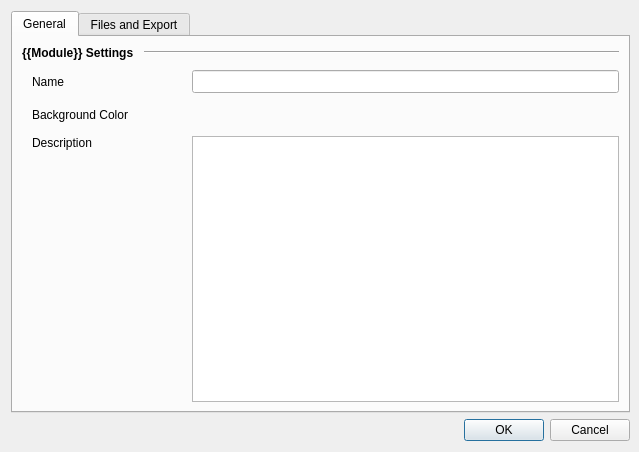
Before: the Qt Designer form src/Gui/ModelEditors/dialogModelModuleEditor.ui in Atlantic18/skipper-translation, drawn with Qt 5.
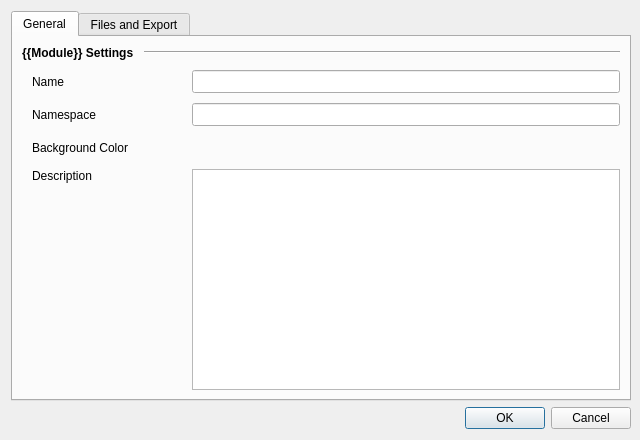
After: the same form once the commit is applied. Icons and pictures are not drawn. Custom widgets are drawn as their Qt base class.

What changed in the file:
```diff
--- a/src/Gui/ModelEditors/dialogModelModuleEditor.ui
+++ b/src/Gui/ModelEditors/dialogModelModuleEditor.ui
@@ -6,8 +6,8 @@
    <rect>
     <x>0</x>
     <y>0</y>
-    <width>639</width>
-    <height>452</height>
+    <width>640</width>
+    <height>440</height>
    </rect>
   </property>
   <property name="windowTitle">
@@ -99,7 +99,7 @@
            </property>
           </widget>
          </item>
-         <item row="2" column="0">
+         <item row="3" column="0">
           <widget class="QLabel" name="labelDescription">
            <property name="text">
             <string>Description</string>
@@ -109,7 +109,14 @@
            </property>
           </widget>
          </item>
-         <item row="2" column="1">
+         <item row="2" column="0">
+          <widget class="QLabel" name="labelBgColor">
+           <property name="text">
+            <string>Background Color</string>
+           </property>
+          </widget>
+         </item>
+         <item row="3" column="1">
           <widget class="QPlainTextEdit" name="editModuleDescription">
            <property name="focusPolicy">
             <enum>Qt::WheelFocus</enum>
@@ -119,14 +126,7 @@
            </property>
           </widget>
          </item>
-         <item row="1" column="0">
-          <widget class="QLabel" name="labelBgColor">
-           <property name="text">
-            <string>Background Color</string>
-           </property>
-          </widget>
-         </item>
-         <item row="1" column="1">
+         <item row="2" column="1">
           <widget class="Atomix::QtGui::QtColorPickerButton" name="widgetBackgroundColor" native="true">
            <property name="minimumSize">
             <size>
@@ -139,6 +139,23 @@
            </property>
           </widget>
          </item>
+         <item row="1" column="0">
+          <widget class="QLabel" name="labelNamespace">
+           <property name="text">
+            <string>Namespace</string>
+           </property>
+          </widget>
+         </item>
+         <item row="1" column="1">
+          <widget class="Atomix::QtExt::QLineEditNamespace" name="editModuleNamespace">
+           <property name="minimumSize">
+            <size>
+             <width>0</width>
+             <height>23</height>
+            </size>
+           </property>
+          </widget>
+         </item>
         </layout>
        </item>
       </layout>
@@ -398,6 +415,11 @@
    <header location="global">axQt/axQtGui/colorPicker.h</header>
    <container>1</container>
   </customwidget>
+  <customwidget>
+   <class>Atomix::QtExt::QLineEditNamespace</class>
+   <extends>QLineEdit</extends>
+   <header location="global">axQt/axQtGui/lineEditNamespace.h</header>
+  </customwidget>
  </customwidgets>
  <tabstops>
   <tabstop>editModuleName</tabstop>
```
Left out of the diff: 3 changed lines with no effect on the pictures.
